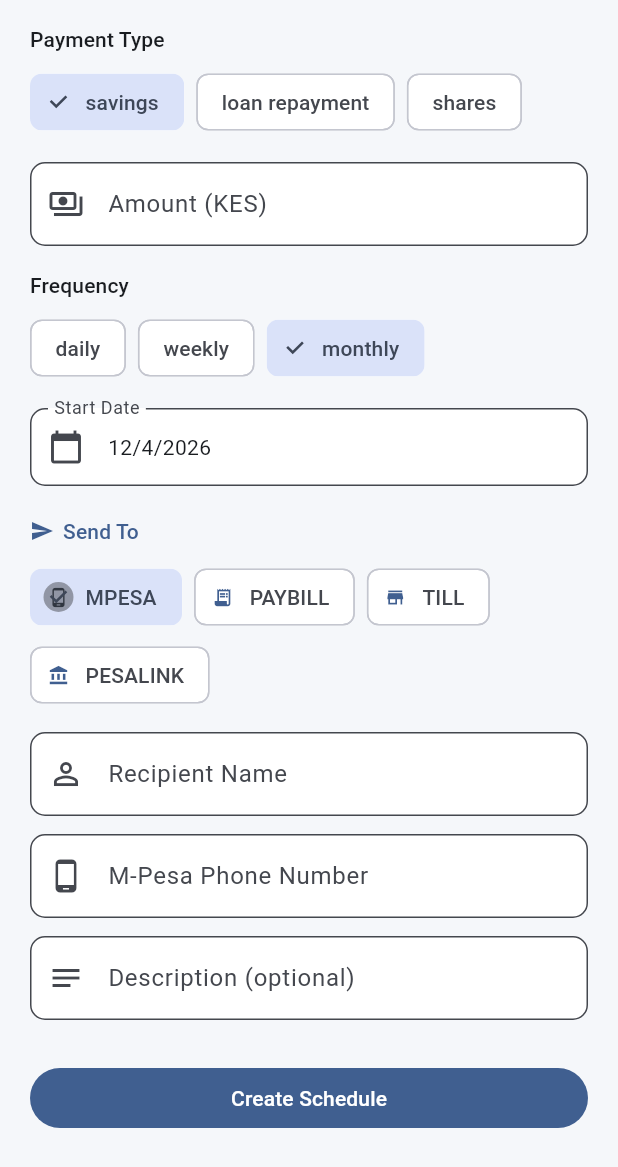
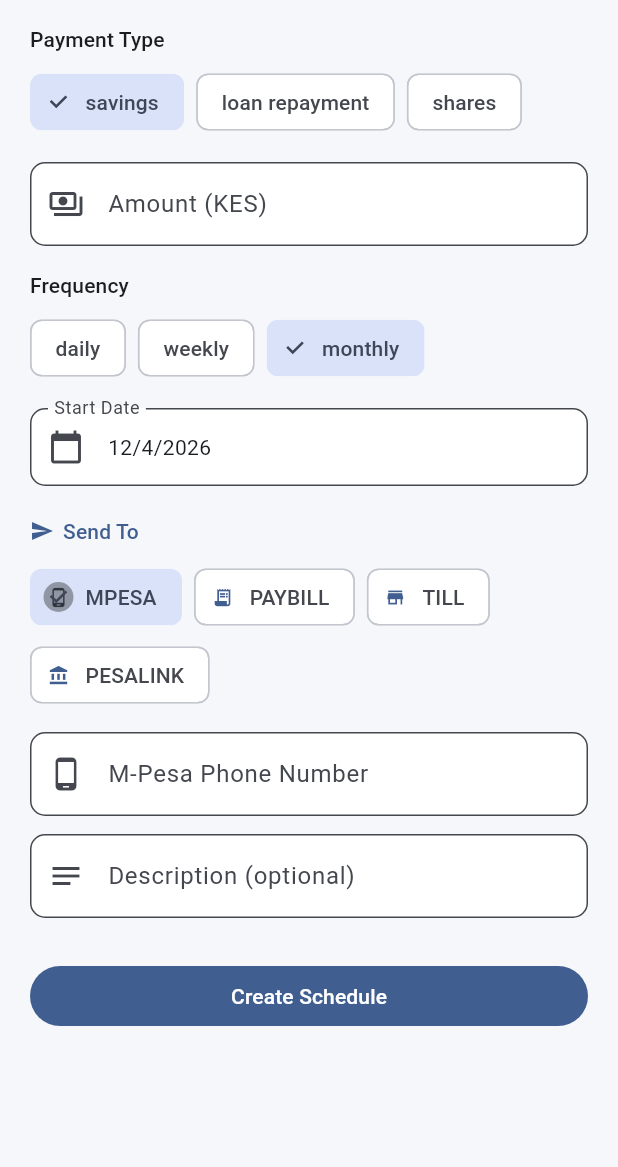
Before and after one commit to M-oses340/omwa-sacco, a Flutter app: the _NewScheduleForm widget shown alone on an empty page, opened directly with empty values, on a phone screen of 412 x 824 dp. Shown: the top 1167 px of the screen. Run offline on Flutter 3.47's test engine with Material 3 defaults, Android fonts, the light colour scheme and no system bars; our stand-ins replace connectivity_plus, device_info_plus, flutter_bloc, flutter_secure_storage, local_auth, pinput and 2 more; accounts and stored records are empty; network calls fail; statements that could not run were skipped.

Commit message:
fix(flutter): recipient name only required for PesaLink

```diff
--- a/app/lib/features/ratiba/screens/ratiba_screen.dart
+++ b/app/lib/features/ratiba/screens/ratiba_screen.dart
@@ -385,16 +385,18 @@
               )).toList()),
               const SizedBox(height: 14),
 
-              // Recipient name
+              // Recipient name — only required for PesaLink bank transfers
+              if (_destType == 'pesalink') ...[
                 TextFormField(
                   controller: _destNameCtrl,
                   decoration: const InputDecoration(
-                  labelText: 'Recipient Name',
+                    labelText: 'Account Holder Name',
                     prefixIcon: Icon(Icons.person_outline),
                   ),
                   validator: (v) => (v == null || v.trim().isEmpty) ? 'Required' : null,
                 ),
                 const SizedBox(height: 12),
+              ],
 
               // Account number / phone / till / business
               TextFormField(
```
Lines whose indentation alone changed are shown as unchanged.
